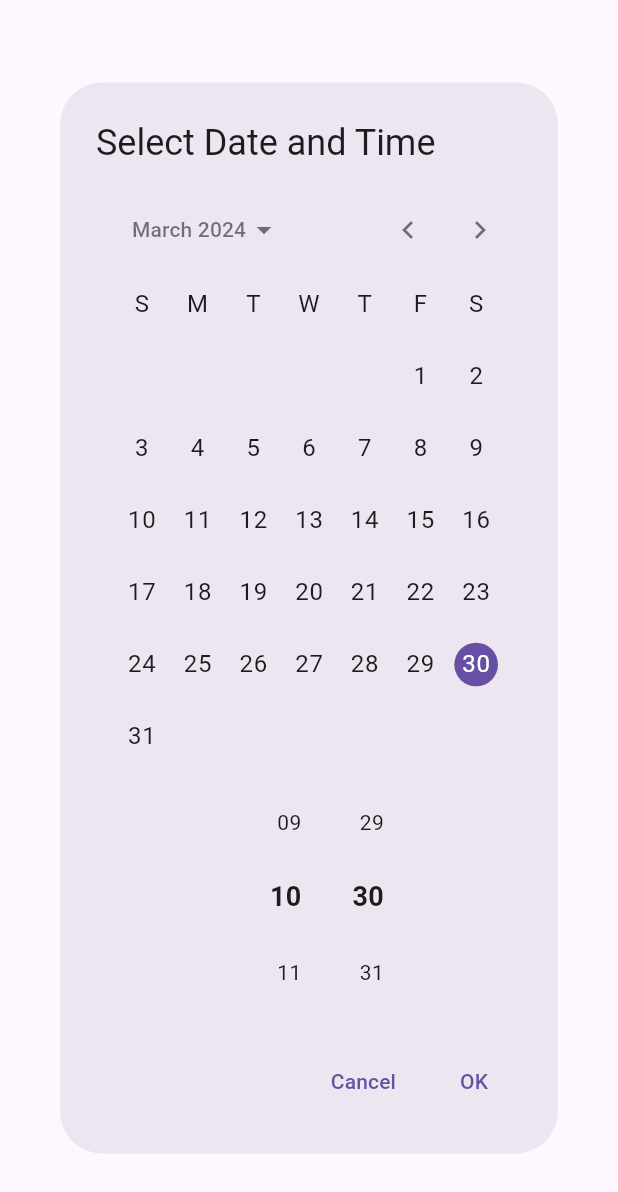
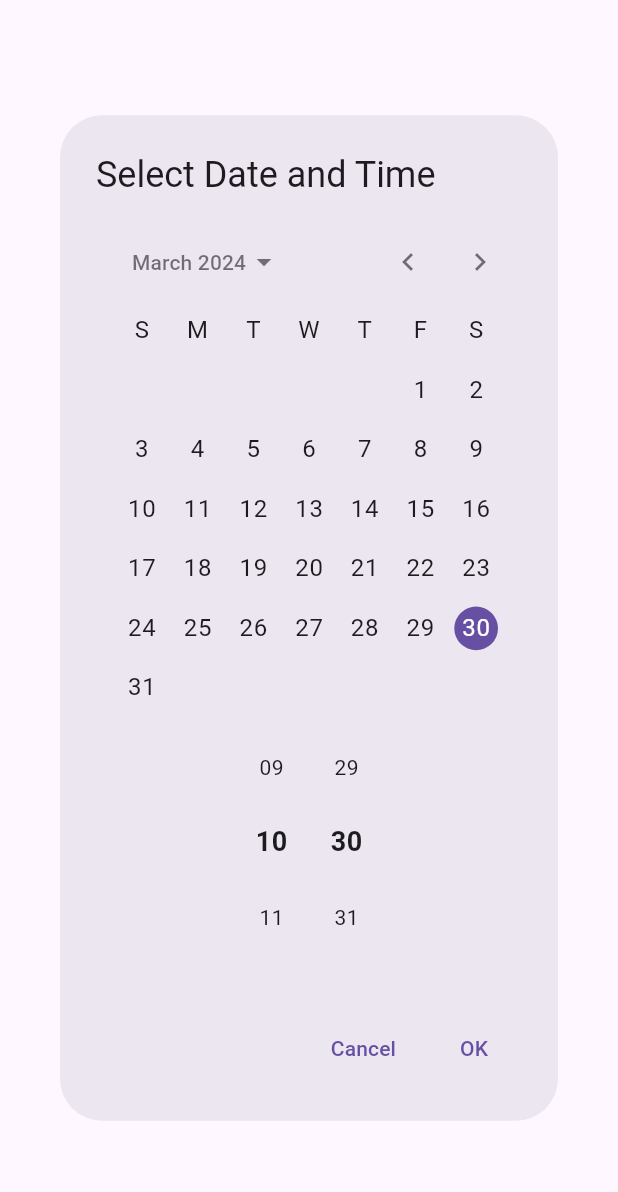
Before and after one commit to OrMizL/todo_app, a Flutter app: the DateTimePickerDialog widget shown alone on an empty page, opened directly, on a phone screen of 412 x 824 dp. Shown: the top 1192 px of the screen. Run offline on Flutter 3.47's test engine with Material 3 defaults, Android fonts, the phone set to English and light mode, and no system bars; drawn by our look-alikes of flutter_time_picker_spinner; our stand-ins replace flutter_riverpod.

Commit message:
dart fix, fixed riverpod adjustments todo change

```diff
--- a/lib/main.dart
+++ b/lib/main.dart
@@ -18,7 +18,7 @@ class TodoApp extends StatelessWidget {
       theme: ThemeData(
         primarySwatch: Colors.blue,
       ),
-      home: MainScreen(),
+      home: const MainScreen(),
     );
   }
 }
--- a/lib/src/widgets/date_time_picker_dialog.dart
+++ b/lib/src/widgets/date_time_picker_dialog.dart
@@ -14,6 +14,7 @@ class _DateTimePickerDialogState extends State<DateTimePickerDialog> {
 
   @override
   Widget build(BuildContext context) {
+    final Size screenSize = MediaQuery.of(context).size;
     return AlertDialog(
       title: const Text("Select Date and Time"),
       content: SizedBox(
@@ -21,7 +22,9 @@ class _DateTimePickerDialogState extends State<DateTimePickerDialog> {
         child: Column(
           mainAxisSize: MainAxisSize.min,
           children: <Widget>[
-            CalendarDatePicker(
+            Container(
+              height: screenSize.height * 0.4,
+              child: CalendarDatePicker(
                 initialDate: selectedDate,
                 firstDate: DateTime(2000),
                 lastDate: DateTime(2100),
@@ -31,15 +34,19 @@ class _DateTimePickerDialogState extends State<DateTimePickerDialog> {
                   });
                 },
               ),
+            ),
             const SizedBox(height: 8),
-            TimePickerSpinner(
+            Container(
+              height: screenSize.height * 0.2,
+              child: TimePickerSpinner(
+                alignment: Alignment.center,
                 is24HourMode: true,
                 normalTextStyle: const TextStyle(fontSize: 14),
                 highlightedTextStyle: const TextStyle(
                   fontSize: 18,
                   fontWeight: FontWeight.bold,
                 ),
-              spacing: 10,
+                spacing: 5,
                 itemHeight: 50,
                 isForce2Digits: true,
                 onTimeChange: (newTime) {
@@ -47,6 +54,7 @@ class _DateTimePickerDialogState extends State<DateTimePickerDialog> {
                     selectedTime = newTime;
                   });
                 },
+              ),
             ),
           ],
         ),
--- a/pubspec.yaml
+++ b/pubspec.yaml
@@ -31,7 +31,7 @@ dependencies:
   flutter:
     sdk: flutter
   flutter_riverpod: ^2.4.9
-
+  uuid: ^3.0.6
 
   # The following adds the Cupertino Icons font to your application.
   # Use with the CupertinoIcons class for iOS style icons.
```
Also changed, not shown: lib/src/models/todo.dart (+7 -1 lines), lib/src/screens/main_screen.dart (+12 -1 lines), pubspec.lock, 2 other files. Lines whose indentation alone changed are shown as unchanged.
